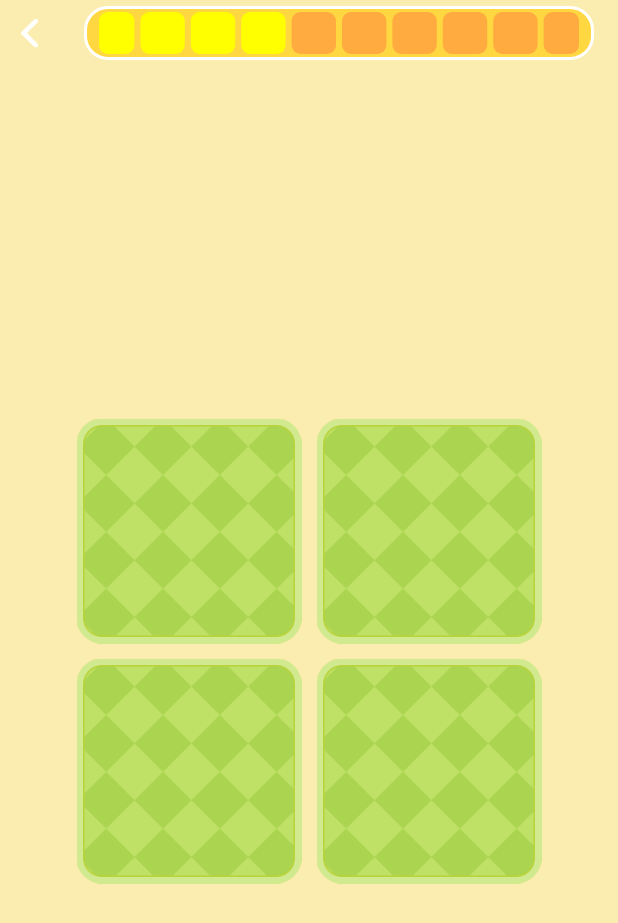
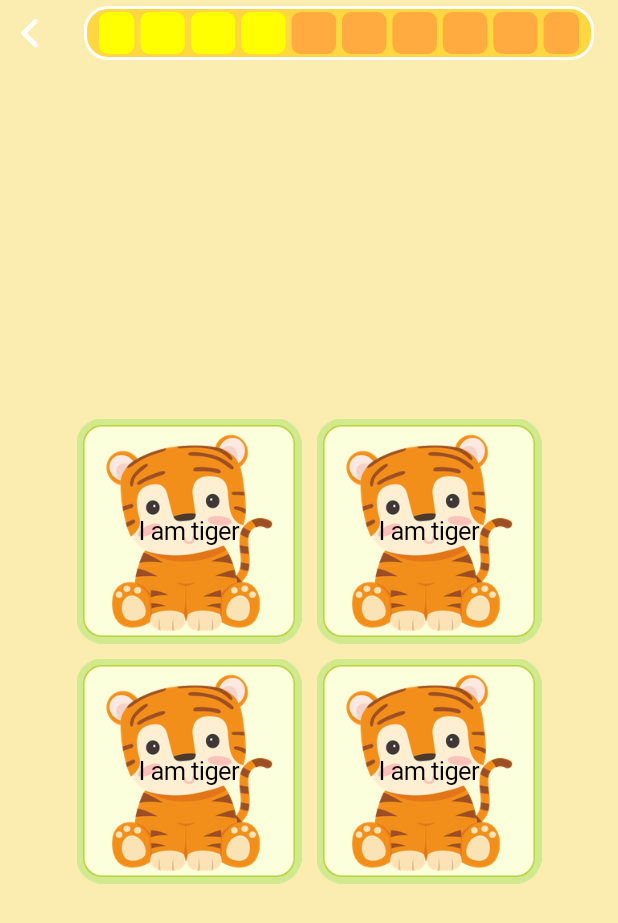
Before and after one commit to KingBo0259/hi_flutter_app, a Flutter app: the FindPictureTemplatePage screen opened by its route, on a phone screen of 412 x 824 dp. Shown: the top 923 px of the screen. Run offline on Flutter 3.47's test engine with Material 2 defaults, Android fonts, the phone set to English and light mode, and no system bars; drawn by our look-alikes of flip_card.

Commit message:
[ADD] 实现卡片翻转效果动画

```diff
--- a/lib/src/pages/Course/find_picture_template/find_picture_card_widget.dart
+++ b/lib/src/pages/Course/find_picture_template/find_picture_card_widget.dart
@@ -1,5 +1,6 @@
 import 'package:flutter/material.dart';
 import 'package:flutter/cupertino.dart';
+import 'package:flip_card/flip_card.dart';
 
 class FindPictureCardWidget extends StatefulWidget {
   @override
@@ -7,13 +8,51 @@ class FindPictureCardWidget extends StatefulWidget {
 }
 
 class _FindPictureCardWidget extends State<FindPictureCardWidget> {
+  GlobalKey<FlipCardState> cardKey = GlobalKey<FlipCardState>();
+
+  @override
+  void initState() {
+    super.initState();
+
+    startAnimation();
+  }
+
+  startAnimation() {
+    Future.delayed(Duration(milliseconds: 300), () {
+      cardKey.currentState.toggleCard();
+    });
+  }
+
   @override
   Widget build(BuildContext context) {
-    return Container(
-      width: 150,
-      height: 150,
-//      decoration: BoxDecoration(color: Colors.blue),
-      child: Image.asset("images/find_picture_card_back_green.png",fit: BoxFit.fill,),
-    );
+    return FlipCard(
+        key: cardKey,
+        flipOnTouch: false,
+        direction: FlipDirection.HORIZONTAL,
+        front: Container(
+          width: 150,
+          height: 150,
+          child: Image.asset(
+            "images/find_picture_card_back_green.png",
+            fit: BoxFit.fill,
+          ),
+        ),
+        back: Container(
+            width: 150,
+            height: 150,
+            child: Stack(
+              alignment: Alignment.center,
+              children: <Widget>[
+                Image.asset(
+                  "images/find_picture_card_green.png",
+                  fit: BoxFit.fill,
+                ),
+                Image.asset(
+                  "images/judgement_graph_weight_3.png",
+                  fit: BoxFit.fill,
+                ),
+                Text("I am tiger")
+              ],
+            )));
   }
 }
--- a/pubspec.yaml
+++ b/pubspec.yaml
@@ -23,6 +23,7 @@ dependencies:
   # The following adds the Cupertino Icons font to your application.
   # Use with the CupertinoIcons class for iOS style icons.
   cupertino_icons: ^0.1.2
+  flip_card: ^0.4.4
 
 dev_dependencies:
   flutter_test:
@@ -43,6 +44,8 @@ flutter:
   # To add assets to your application, add an assets section, like this:
   assets:
     - images/find_picture_card_back_green.png
+    - images/find_picture_card_green.png
+    - images/judgement_graph_weight_3.png
 
 
 
```
Also changed, not shown: images/1.5x/find_picture_card_green.png (added), images/1.5x/judgement_graph_weight_3.png (added), images/2.0x/find_picture_card_green.png (added), images/2.0x/judgement_graph_weight_3.png (added), images/3.0x/find_picture_card_green.png (added), images/3.0x/judgement_graph_weight_3.png (added), images/find_picture_card_green.png (added), images/judgement_graph_weight_3.png (added), pubspec.lock.
